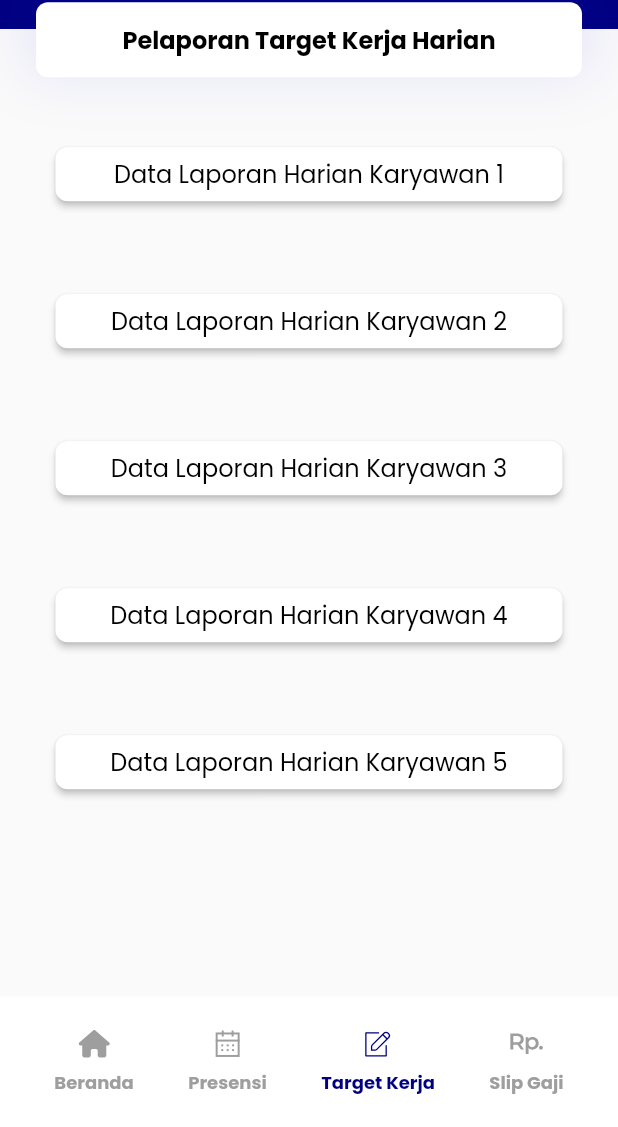
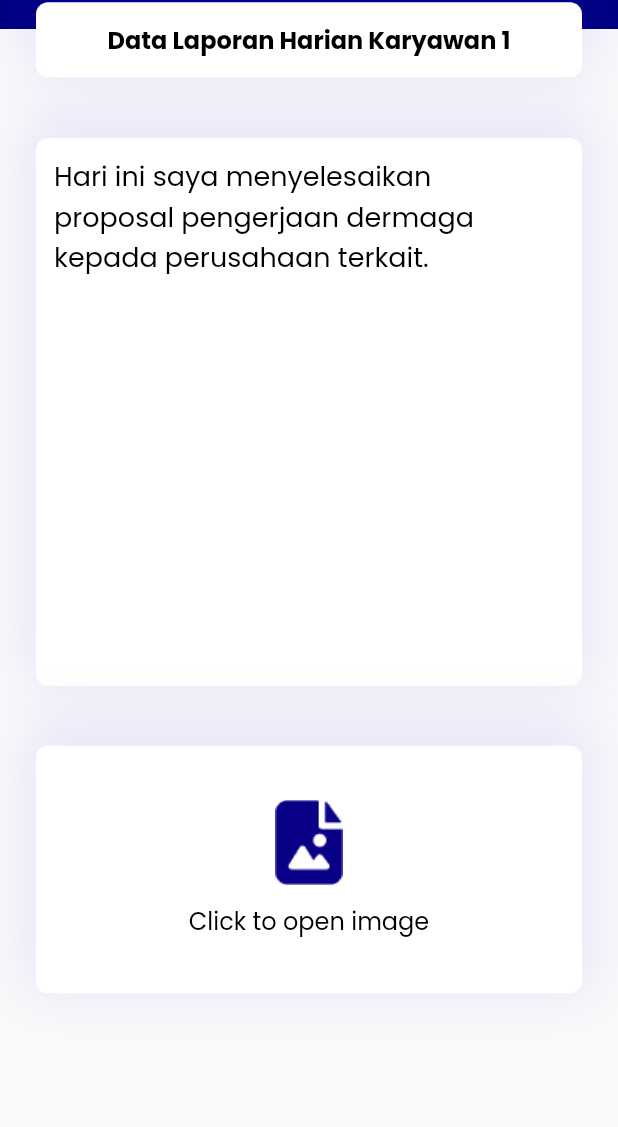
Before and after one commit to fahadhafizdev/slice-japris, a Flutter app: the MenuAdmin screen opened directly, item 3 of the bottom bar chosen, after a tap on "Data Laporan Harian Karyawan 1", on a phone screen of 412 x 824 dp, the part 109-1236 px from its top. Run offline on Flutter 3.47's test engine with Material 2 defaults, Android fonts, the phone set to English and light mode, and no system bars; our stand-ins replace flutter_svg, get, google_fonts; missing offline and left inert: barcode_scan2, dart:ffi.

Commit message:
target kerja finish slicing

```diff
--- /dev/null
+++ b/lib/module/page/admin_modul/target_kerja_admin/target_kerja_admin_detail.dart
@@ -0,0 +1,85 @@
+import 'package:flutter/material.dart';
+import 'package:frontend_japris/module/page/admin_modul/presensi_admin/presense_admin_detail_view.dart';
+import 'package:frontend_japris/module/page/admin_modul/target_kerja_admin/target_kerja_admin_image.dart';
+import 'package:frontend_japris/module/page/user_modul/menu_user/components/custom_tile.dart';
+import 'package:frontend_japris/module/widget/custom_contain.dart';
+import 'package:frontend_japris/module/widget/custom_tile_v1.dart';
+import 'package:get/get.dart';
+
+import '../../../shared/theme.dart';
+
+class TargetKerjaAdminDetail extends StatelessWidget {
+  final String title;
+  const TargetKerjaAdminDetail({super.key, required this.title});
+
+  @override
+  Widget build(BuildContext context) {
+    return Scaffold(
+      body: CustomContain(
+        data: title,
+        children: [
+          SizedBox(
+            height: tinggi * 0.2,
+          ),
+          Container(
+            height: 365,
+            width: double.infinity,
+            margin: EdgeInsets.symmetric(horizontal: 24),
+            padding: EdgeInsets.symmetric(vertical: 12, horizontal: 12),
+            decoration: BoxDecoration(
+              color: cWhite,
+              borderRadius: BorderRadius.circular(8),
+              boxShadow: [
+                BoxShadow(
+                  color: cBlue2.withOpacity(0.09),
+                  blurRadius: 32,
+                  spreadRadius: 8,
+                  offset: const Offset(0, -8), // Shadow position
+                ),
+              ],
+            ),
+            child: Text(
+              'Hari ini saya menyelesaikan\nproposal pengerjaan dermaga\nkepada perusahaan terkait.',
+              style: cBlackTextStyle.copyWith(fontSize: 18),
+            ),
+          ),
+          const SizedBox(height: 40),
+          GestureDetector(
+            onTap: () {
+              Get.to(TargetKerjaAdminImage(title: title));
+            },
+            child: Container(
+              height: 165,
+              width: double.infinity,
+              margin: EdgeInsets.symmetric(horizontal: 24),
+              padding: EdgeInsets.symmetric(vertical: 12, horizontal: 12),
+              decoration: BoxDecoration(
+                color: cWhite,
+                borderRadius: BorderRadius.circular(8),
+                boxShadow: [
+                  BoxShadow(
+                    color: cBlue2.withOpacity(0.09),
+                    blurRadius: 32,
+                    spreadRadius: 8,
+                    offset: const Offset(0, -8), // Shadow position
+                  ),
+                ],
+              ),
+              child: Column(
+                mainAxisAlignment: MainAxisAlignment.center,
+                children: [
+                  Image.asset('assets/icon_image.png'),
+                  const SizedBox(height: 12),
+                  Text(
+                    'Click to open image',
+                    style: cBlackTextStyle.copyWith(fontSize: 16),
+                  ),
+                ],
+              ),
+            ),
+          ),
+        ],
+      ),
+    );
+  }
+}
```
Also changed, not shown: lib/module/page/admin_modul/target_kerja_admin/target_kerja_admin_image.dart (added, +45 -0 lines), lib/module/page/admin_modul/target_kerja_admin/target_kerja_admin_view.dart (+21 -5 lines), assets/icon_image.png (added), assets/surat.png (added).
